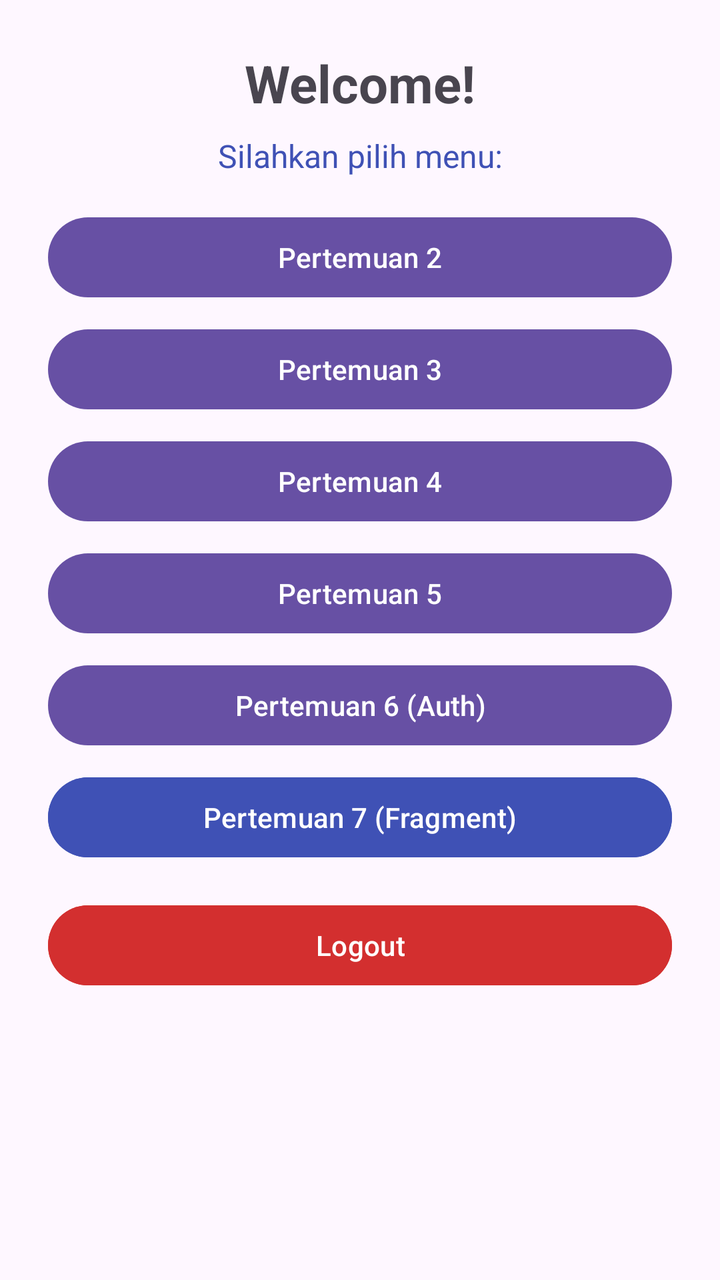
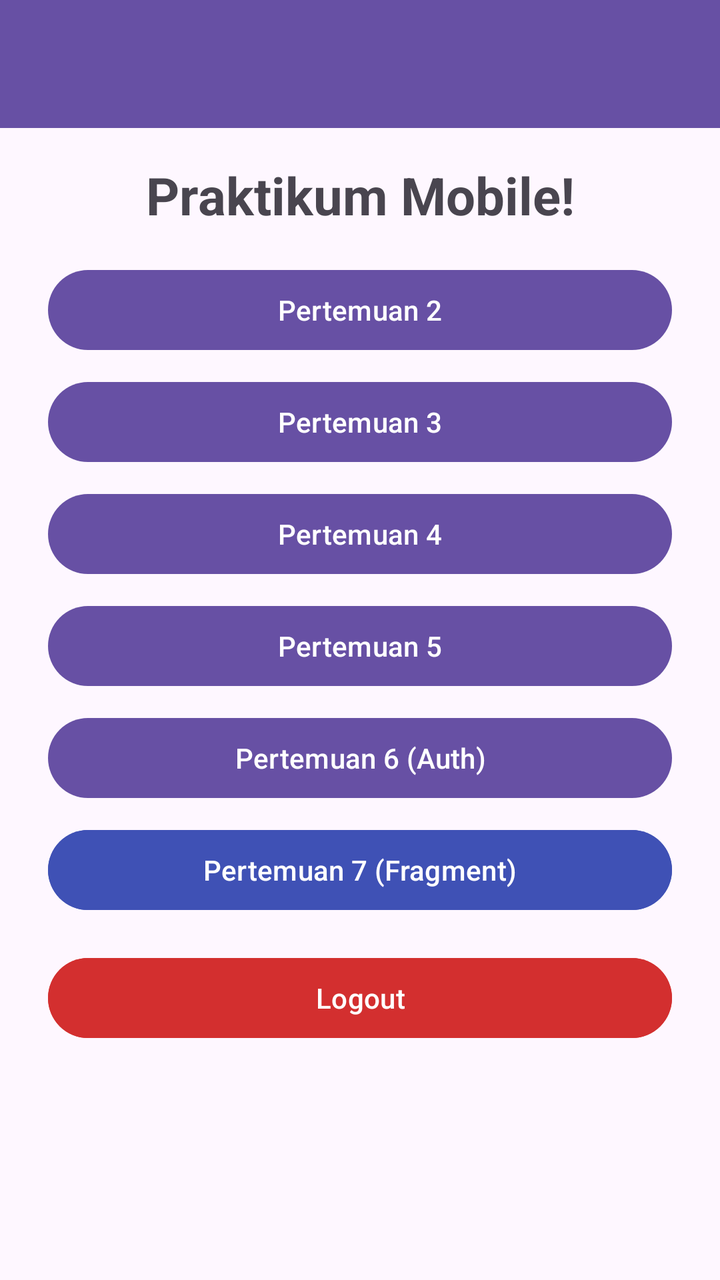

The first picture is an Android layout as it rendered before a commit; the second is the same layout after the commit. The layout source and the unified diff follow.
<!-- AndroidManifest.xml: application theme Theme.Bumi_Sultan -->
<!-- res/layout/fragment_home.xml -->
<?xml version="1.0" encoding="utf-8"?>
<androidx.constraintlayout.widget.ConstraintLayout xmlns:android="http://schemas.android.com/apk/res/android"
    xmlns:app="http://schemas.android.com/apk/res-auto"
    xmlns:tools="http://schemas.android.com/tools"
    android:layout_width="match_parent"
    android:layout_height="match_parent"
    android:padding="24dp"
    tools:context=".home.HomeFragment">

    <TextView
        android:id="@+id/tvWelcomeTitle"
        android:layout_width="wrap_content"
        android:layout_height="wrap_content"
        android:text="Welcome!"
        android:textSize="26sp"
        android:textStyle="bold"
        app:layout_constraintEnd_toEndOf="parent"
        app:layout_constraintStart_toStartOf="parent"
        app:layout_constraintTop_toTopOf="parent" />

    <TextView
        android:id="@+id/tvUserHeader"
        android:layout_width="wrap_content"
        android:layout_height="wrap_content"
        android:layout_marginTop="8dp"
        android:text="Silahkan pilih menu:"
        android:textColor="#3F51B5"
        android:textSize="16sp"
        app:layout_constraintEnd_toEndOf="parent"
        app:layout_constraintStart_toStartOf="parent"
        app:layout_constraintTop_toBottomOf="@id/tvWelcomeTitle" />

    <ScrollView
        android:layout_width="0dp"
        android:layout_height="0dp"
        android:layout_marginTop="16dp"
        app:layout_constraintBottom_toBottomOf="parent"
        app:layout_constraintEnd_toEndOf="parent"
        app:layout_constraintStart_toStartOf="parent"
        app:layout_constraintTop_toBottomOf="@id/tvUserHeader">

        <LinearLayout
            android:layout_width="match_parent"
            android:layout_height="wrap_content"
            android:orientation="vertical">

            <Button
                android:id="@+id/btnToSecond"
                android:layout_width="match_parent"
                android:layout_height="wrap_content"
                android:text="Pertemuan 2" />

            <Button
                android:id="@+id/btnToThird"
                android:layout_width="match_parent"
                android:layout_height="wrap_content"
                android:layout_marginTop="8dp"
                android:text="Pertemuan 3" />

            <Button
                android:id="@+id/btnToFourth"
                android:layout_width="match_parent"
                android:layout_height="wrap_content"
                android:layout_marginTop="8dp"
                android:text="Pertemuan 4" />

            <Button
                android:id="@+id/btnToFifth"
                android:layout_width="match_parent"
                android:layout_height="wrap_content"
                android:layout_marginTop="8dp"
                android:text="Pertemuan 5" />

            <Button
                android:id="@+id/btnToSixth"
                android:layout_width="match_parent"
                android:layout_height="wrap_content"
                android:layout_marginTop="8dp"
                android:text="Pertemuan 6 (Auth)" />

            <Button
                android:id="@+id/btnToSeventh"
                android:layout_width="match_parent"
                android:layout_height="wrap_content"
                android:layout_marginTop="8dp"
                android:backgroundTint="#3F51B5"
                android:text="Pertemuan 7 (Fragment)" />

            <Button
                android:id="@+id/btnLogout"
                android:layout_width="match_parent"
                android:layout_height="wrap_content"
                android:layout_marginTop="16dp"
                android:backgroundTint="#D32F2F"
                android:text="Logout" />

        </LinearLayout>
    </ScrollView>

</androidx.constraintlayout.widget.ConstraintLayout>
<!-- resources referenced by this layout -->
<resources>
  <style name="Theme.Bumi_Sultan" parent="Base.Theme.Bumi_Sultan" />
  <style name="Base.Theme.Bumi_Sultan" parent="Theme.Material3.DayNight.NoActionBar">
          
          
      </style>
</resources>

<!-- the commit's change to res/layout/fragment_home.xml (unified diff, before → after) -->
@@ -4,45 +4,47 @@
     xmlns:tools="http://schemas.android.com/tools"
     android:layout_width="match_parent"
     android:layout_height="match_parent"
-    android:padding="24dp"
     tools:context=".home.HomeFragment">
+
+    <androidx.appcompat.widget.Toolbar
+        android:id="@+id/toolbar"
+        android:layout_width="match_parent"
+        android:layout_height="?attr/actionBarSize"
+        android:background="?attr/colorPrimary"
+        app:layout_constraintEnd_toEndOf="parent"
+        app:layout_constraintStart_toStartOf="parent"
+        app:layout_constraintTop_toTopOf="parent"
+        app:layout_scrollFlags="scroll|enterAlways"
+        app:titleTextColor="@android:color/white" />
 
     <TextView
         android:id="@+id/tvWelcomeTitle"
         android:layout_width="wrap_content"
         android:layout_height="wrap_content"
-        android:text="Welcome!"
+        android:layout_marginTop="16dp"
+        android:text="Praktikum Mobile!"
         android:textSize="26sp"
         android:textStyle="bold"
         app:layout_constraintEnd_toEndOf="parent"
         app:layout_constraintStart_toStartOf="parent"
-        app:layout_constraintTop_toTopOf="parent" />
-
-    <TextView
-        android:id="@+id/tvUserHeader"
-        android:layout_width="wrap_content"
-        android:layout_height="wrap_content"
-        android:layout_marginTop="8dp"
-        android:text="Silahkan pilih menu:"
-        android:textColor="#3F51B5"
-        android:textSize="16sp"
-        app:layout_constraintEnd_toEndOf="parent"
-        app:layout_constraintStart_toStartOf="parent"
-        app:layout_constraintTop_toBottomOf="@id/tvWelcomeTitle" />
+        app:layout_constraintTop_toBottomOf="@id/toolbar" />
 
     <ScrollView
         android:layout_width="0dp"
         android:layout_height="0dp"
         android:layout_marginTop="16dp"
+        android:paddingHorizontal="24dp"
+        android:clipToPadding="false"
         app:layout_constraintBottom_toBottomOf="parent"
         app:layout_constraintEnd_toEndOf="parent"
         app:layout_constraintStart_toStartOf="parent"
-        app:layout_constraintTop_toBottomOf="@id/tvUserHeader">
+        app:layout_constraintTop_toBottomOf="@id/tvWelcomeTitle">
 
         <LinearLayout
             android:layout_width="match_parent"
             android:layout_height="wrap_content"
-            android:orientation="vertical">
+            android:orientation="vertical"
+            android:paddingBottom="24dp">
 
             <Button
                 android:id="@+id/btnToSecond"
